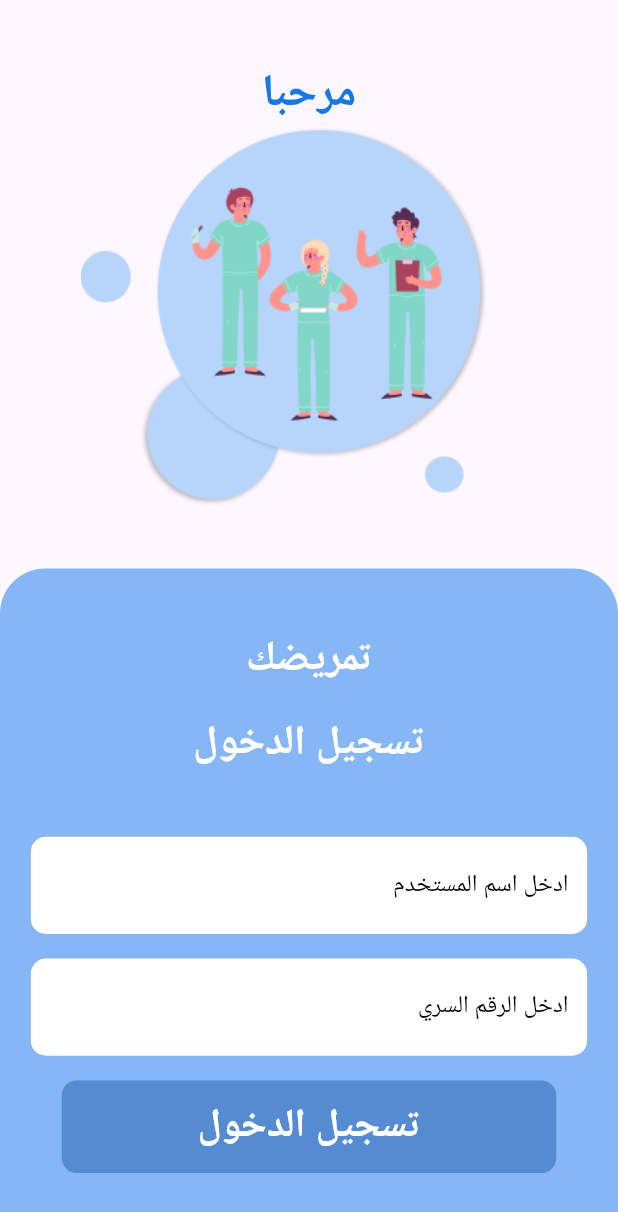
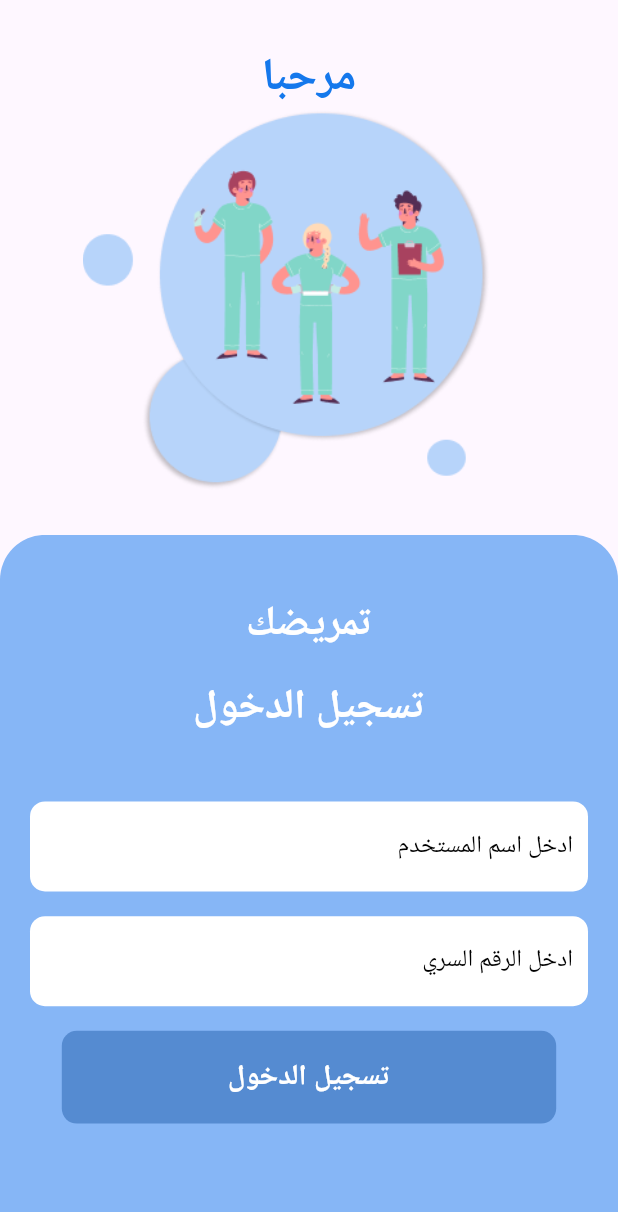
Before and after one commit to MohamedAatef12/Tamredak, a Flutter app: the screen it shows after launch, on a phone screen of 412 x 824 dp. Shown: the top 1212 px of the screen. Run offline on Flutter 3.47's test engine with Material 3 defaults, Android fonts, the light colour scheme and no system bars; our stand-ins replace awesome_dialog, cloud_firestore, firebase_core, get, persistent_bottom_nav_bar; missing offline and left inert: dart:ffi; accounts and stored records are empty.

Commit message:
Merge branch 'refs/heads/edit_profile'

```diff
--- a/lib/features/login/presentation/views/widgets/login_body.dart
+++ b/lib/features/login/presentation/views/widgets/login_body.dart
@@ -4,43 +4,41 @@ import 'package:tamredak/core/utils/assets.dart';
 import 'package:tamredak/core/utils/scale_factors.dart';
 import 'package:tamredak/core/utils/styles.dart';
 import 'package:tamredak/features/login/presentation/views/widgets/login_container_widget.dart';
-
 class LoginBody extends StatelessWidget {
   const LoginBody({super.key});
 
   @override
   Widget build(BuildContext context) {
-    final screenHeight = MediaQuery.of(context).size.height;
-    final screenWidth = MediaQuery.of(context).size.width;
-    final logoScaleFactor = getScaleFactorLogo(context).clamp(.8, 12.5) * 0.4;
-
     return SafeArea(
       child: Column(
         crossAxisAlignment: CrossAxisAlignment.center,
         children: [
-          SizedBox(
-            height: screenHeight * 0.05, // Make height responsive
+          const SizedBox(
+            height: 30,
           ),
           Center(
             child: Text(
               'مرحبا',
               style: Styles.textStyleBold.copyWith(
                 color: AppColors.current.blueText,
-                fontSize: responsiveFonts(context, fontSize: 22), // Responsive font size
+                fontSize: responsiveFonts(context, fontSize: 22),
               ),
             ),
           ),
           Padding(
-            padding: EdgeInsets.only(right: screenWidth * 0.08), // Responsive padding
+            padding: const EdgeInsets.only(right: 30.0),
             child: Center(
               child: Image(
-                image: const AssetImage(Assets.login),
-                width: screenWidth * logoScaleFactor, // Responsive logo size
+                image: const AssetImage(
+                  Assets.login,
+                ),
+                width: MediaQuery.of(context).size.width *
+                    (getScaleFactorLogo(context).clamp(.8, 12.5) * 0.4),
               ),
             ),
           ),
-          SizedBox(height: screenHeight * 0.05), // Make spacing responsive
-          const LoginContainer(),
+          const SizedBox(height: 30,),
+         const LoginContainer(),
         ],
       ),
     );
--- a/lib/features/login/presentation/views/widgets/login_container_widget.dart
+++ b/lib/features/login/presentation/views/widgets/login_container_widget.dart
@@ -16,9 +16,10 @@ class LoginContainer extends StatelessWidget {
 
     return Expanded(
       child: SingleChildScrollView(
+        physics: null,
         child: Container(
           width: MediaQuery.of(context).size.width,
-          height: MediaQuery.of(context).size.height * 0.6,
+          height: MediaQuery.of(context).size.height*0.6,
           decoration: BoxDecoration(
             color: AppColors.current.blueBackground,
             borderRadius: const BorderRadius.only(
@@ -28,10 +29,7 @@ class LoginContainer extends StatelessWidget {
           ),
           child: Center(
             child: Padding(
-              padding: EdgeInsets.symmetric(
-                vertical: MediaQuery.of(context).size.height * 0.05,
-                horizontal: MediaQuery.of(context).size.width * 0.05,
-              ),
+              padding: const EdgeInsets.symmetric(vertical: 40.0, horizontal: 20),
               child: GetBuilder<LoginController>(
                 builder: (controller) {
                   return Column(
@@ -43,9 +41,7 @@ class LoginContainer extends StatelessWidget {
                           fontSize: responsiveFonts(context, fontSize: 20),
                         ),
                       ),
-                      SizedBox(
-                        height: MediaQuery.of(context).size.height * 0.02,
-                      ),
+                      SizedBox(height: MediaQuery.sizeOf(context).height * 0.02),
                       Text(
                         'تسجيل الدخول',
                         style: Styles.textStyleBold.copyWith(
@@ -53,34 +49,22 @@ class LoginContainer extends StatelessWidget {
                           fontSize: responsiveFonts(context, fontSize: 20),
                         ),
                       ),
-                      SizedBox(
-                        height: MediaQuery.of(context).size.height * 0.05,
-                      ),
+                      SizedBox(height: MediaQuery.sizeOf(context).height * 0.05),
                       // Username Text Field
                       CustomTextFormField(
                         label: 'ادخل اسم المستخدم',
-                        contentPadding: EdgeInsets.symmetric(
-                          horizontal: MediaQuery.of(context).size.width * 0.03,
-                          vertical: MediaQuery.of(context).size.height * 0.015,
-                        ),
-                        controller: controller.usernameController,
+                        contentPadding: const EdgeInsets.symmetric(horizontal: 10, vertical: 10),
+                        controller: controller.usernameController, // bind controller
                       ),
-                      SizedBox(
-                        height: MediaQuery.of(context).size.height * 0.02,
-                      ),
+                      SizedBox(height: MediaQuery.sizeOf(context).height * 0.02),
                       // Password Text Field
                       CustomTextFormField(
                         label: 'ادخل الرقم السري',
-                        contentPadding: EdgeInsets.symmetric(
-                          horizontal: MediaQuery.of(context).size.width * 0.03,
-                          vertical: MediaQuery.of(context).size.height * 0.015,
-                        ),
-                        controller: controller.passwordController,
-                        obscureText: true,
+                        contentPadding: const EdgeInsets.symmetric(horizontal: 10, vertical: 10),
+                        controller: controller.passwordController, // bind controller
+                        obscureText: true, // Optional: obscure password input
                       ),
-                      SizedBox(
-                        height: MediaQuery.of(context).size.height * 0.02,
-                      ),
+                      SizedBox(height: MediaQuery.sizeOf(context).height * 0.02),
                       Container(
                         height: (MediaQuery.of(context).size.width * 0.15).clamp(25, 100),
                         width: (MediaQuery.of(context).size.width * 0.8).clamp(100, 800),
@@ -91,11 +75,12 @@ class LoginContainer extends StatelessWidget {
                         child: CustomAppButton(
                           text: 'تسجيل الدخول',
                           onTap: () {
+                            // Call the method to check user access
                             controller.checkUserAccess();
                           },
                           height: (MediaQuery.of(context).size.width * 0.15).clamp(25, 100),
                           width: (MediaQuery.of(context).size.width * 0.8).clamp(100, 800),
-                          textFont: responsiveFonts(context, fontSize: 14),
+                          textFont: 14,
                         ),
                       ),
                     ],
```
